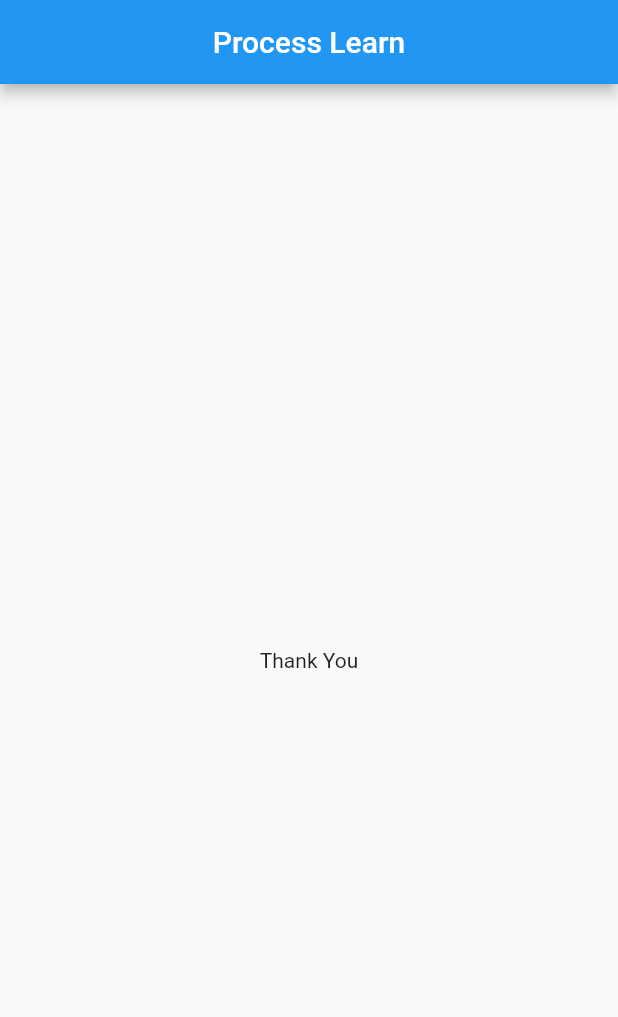
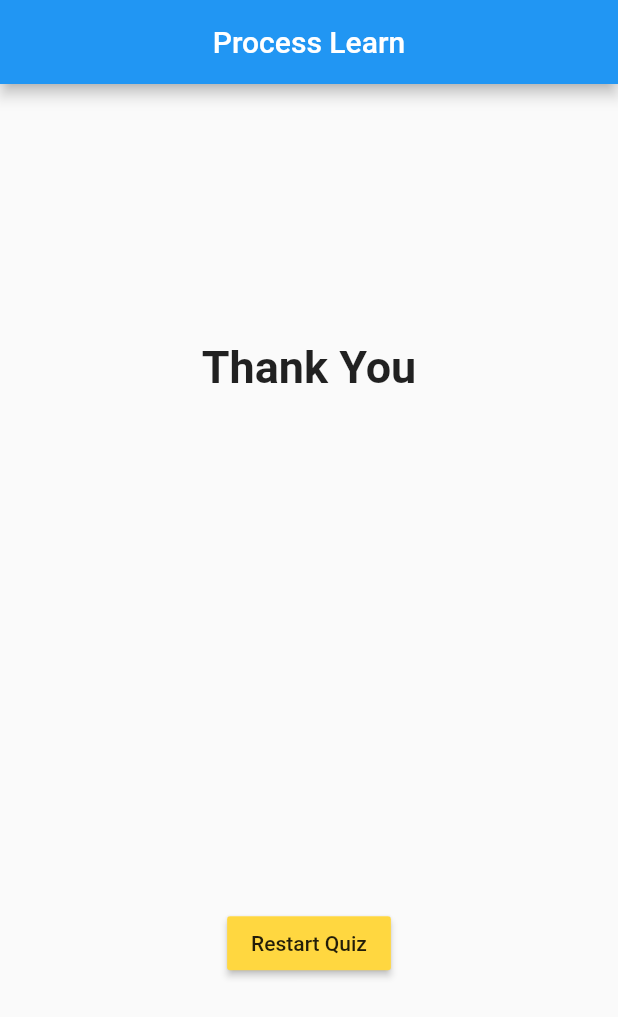
Before and after one commit to MiguelYann/QuestionsForChamp, a Flutter app: the screen it shows after launch, after a tap on "Java", after a tap on "1 hour", after a tap on "No", on a phone screen of 412 x 824 dp. Shown: the top 1017 px of the screen. Run offline on Flutter 3.47's test engine with Material 2 defaults, Android fonts, the phone set to English and light mode, and no system bars.

Commit message:
Restart quizz

```diff
--- a/lib/main.dart
+++ b/lib/main.dart
@@ -35,6 +35,12 @@ class _MyAppState extends State<MyApp> {
     }
   }
 
+  void resetQuiz() {
+    setState(() {
+      _index = 0;
+    });
+  }
+
   @override
   Widget build(BuildContext context) {
     return MaterialApp(
@@ -48,7 +54,7 @@ class _MyAppState extends State<MyApp> {
                   question: _questionsAnswers[_index]['question'],
                   answers: _questionsAnswers[_index]['answers'],
                   answerQuestion: handlerQuestionsAnswers)
-              : Result(result: _TEXT_RESULT)),
+              : Result(resetQuiz, result: _TEXT_RESULT)),
     );
   }
 }
--- a/lib/result.dart
+++ b/lib/result.dart
@@ -2,11 +2,34 @@ import 'package:flutter/material.dart';
 
 class Result extends StatelessWidget {
   final String result;
+  final Function reset;
 
-  Result({this.result});
+  String get resultText {
+    return 'You have Done $result';
+  }
+
+  Result(this.reset, {this.result});
 
   @override
   Widget build(BuildContext context) {
-    return Center(child: Text(result));
+    return Center(
+      child: Column(
+        mainAxisAlignment: MainAxisAlignment.spaceAround,
+        children: <Widget>[
+          Center(
+              child: Text(
+                result,
+                style: TextStyle(fontWeight: FontWeight.bold, fontSize: 30.0),
+              )),
+          RaisedButton(
+            color: Colors.amberAccent,
+            child: Text(
+              'Restart Quiz',
+            ),
+            onPressed: reset,
+          )
+        ],
+      ),
+    );
   }
 }
```
